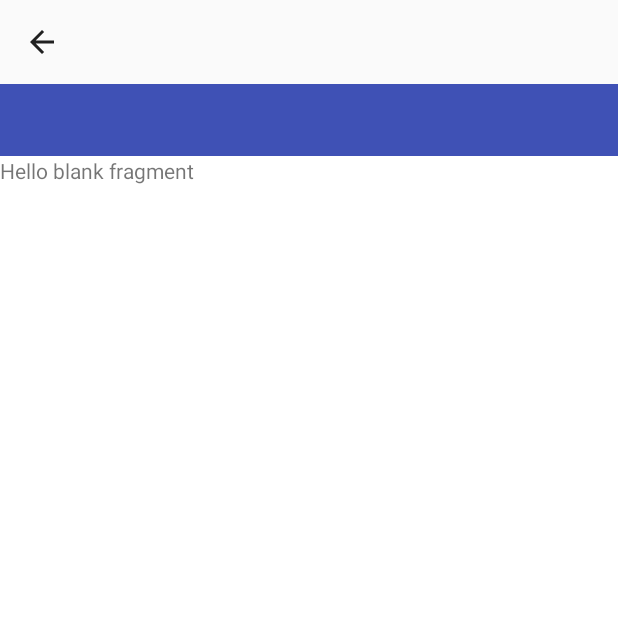
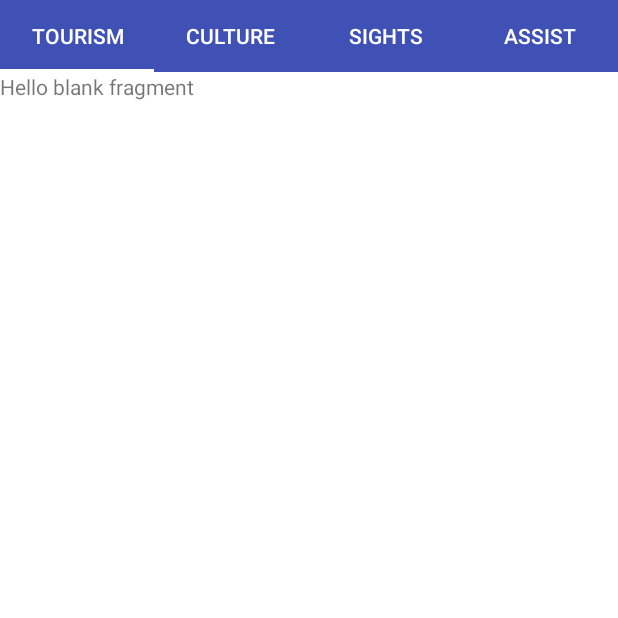
Before and after one commit to TiMladenov/Project.6.Tourist.app.Visit.Sofia, an Android app: the ThingsToDoActivity screen opened directly, with no data from a screen before it, on a phone screen of 412 x 824 dp, the top half of it. Run offline under Robolectric (Android 15) with nearby library versions, the phone set to English and light mode, and no system bars.

```diff
--- a/app/src/main/java/io/github/timladenov/visitsofia/CulturalFragment.java
+++ b/app/src/main/java/io/github/timladenov/visitsofia/CulturalFragment.java
@@ -13,7 +13,6 @@ import android.widget.TextView;
  */
 public class CulturalFragment extends Fragment {
 
-
     public CulturalFragment() {
         // Required empty public constructor
     }
--- a/app/src/main/java/io/github/timladenov/visitsofia/DisplayFragment.java
+++ b/app/src/main/java/io/github/timladenov/visitsofia/DisplayFragment.java
@@ -1,6 +1,5 @@
 package io.github.timladenov.visitsofia;
 
-import android.content.res.Resources;
 import android.support.v4.app.Fragment;
 import android.support.v4.app.FragmentManager;
 import android.support.v4.app.FragmentPagerAdapter;
@@ -39,13 +38,22 @@ public class DisplayFragment extends FragmentPagerAdapter {
     public CharSequence getPageTitle(int position) {
         switch (position) {
             case 0:
-                return Resources.getSystem().getString(R.string.fragment_tourism);
+                return "Tourism";
             case 1:
-                return Resources.getSystem().getString(R.string.fragment_cultural);
+                return "Culture";
             case 2:
-                return Resources.getSystem().getString(R.string.fragment_sight);
+                return "Sights";
             case 3:
-                return Resources.getSystem().getString(R.string.fragment_phrases);
+                return "Assist";
+
+//            case 0:
+//                return Resources.getSystem().getString(R.string.fragment_tourism);
+//            case 1:
+//                return Resources.getSystem().getString(R.string.fragment_cultural);
+//            case 2:
+//                return Resources.getSystem().getString(R.string.fragment_sight);
+//            case 3:
+//                return Resources.getSystem().getString(R.string.fragment_phrases);
             default:
                 return null;
         }
--- a/app/src/main/java/io/github/timladenov/visitsofia/MainActivity.java
+++ b/app/src/main/java/io/github/timladenov/visitsofia/MainActivity.java
@@ -1,8 +1,6 @@
 package io.github.timladenov.visitsofia;
 
 import android.content.Intent;
-import android.graphics.Color;
-import android.graphics.drawable.ColorDrawable;
 import android.os.Bundle;
 import android.support.v7.app.AppCompatActivity;
 import android.view.View;
@@ -19,8 +17,7 @@ public class MainActivity extends AppCompatActivity implements View.OnClickListe
     @Override
     protected void onCreate(Bundle savedInstanceState) {
         super.onCreate(savedInstanceState);
-        getSupportActionBar().setDisplayShowTitleEnabled(false);
-        getSupportActionBar().setBackgroundDrawable(new ColorDrawable(Color.TRANSPARENT));
+        getSupportActionBar().hide();
         setContentView(R.layout.activity_main);
 
         mTransport = (TextView) findViewById(R.id.transport);
--- a/app/src/main/java/io/github/timladenov/visitsofia/StartActivity.java
+++ b/app/src/main/java/io/github/timladenov/visitsofia/StartActivity.java
@@ -15,6 +15,7 @@ public class StartActivity extends AppCompatActivity {
 
     @Override
     protected void onCreate(Bundle savedInstanceState) {
+        getSupportActionBar().setDisplayShowTitleEnabled(false);
         super.onCreate(savedInstanceState);
         setContentView(R.layout.activity_list);
 
--- a/app/src/main/java/io/github/timladenov/visitsofia/ThingsToDoActivity.java
+++ b/app/src/main/java/io/github/timladenov/visitsofia/ThingsToDoActivity.java
@@ -1,26 +1,23 @@
 package io.github.timladenov.visitsofia;
 
-import android.graphics.Color;
-import android.graphics.drawable.ColorDrawable;
+import android.os.Bundle;
+import android.support.design.widget.TabLayout;
 import android.support.v4.view.ViewPager;
 import android.support.v7.app.AppCompatActivity;
-import android.os.Bundle;
-import android.widget.TableLayout;
 
 public class ThingsToDoActivity extends AppCompatActivity {
 
     @Override
     protected void onCreate(Bundle savedInstanceState) {
         super.onCreate(savedInstanceState);
-        getSupportActionBar().setDisplayShowTitleEnabled(false);
-        getSupportActionBar().setBackgroundDrawable(new ColorDrawable(Color.TRANSPARENT));
+        getSupportActionBar().hide();
         setContentView(R.layout.activity_things_to_do);
 
         ViewPager viewPager = (ViewPager) findViewById(R.id.viewpager);
         DisplayFragment adapter = new DisplayFragment(getSupportFragmentManager());
         viewPager.setAdapter(adapter);
 
-        TableLayout tableLayout = (TableLayout) findViewById(R.id.tablayout);
+        TabLayout tableLayout = (TabLayout) findViewById(R.id.tablayout);
         tableLayout.setupWithViewPager(viewPager);
     }
 }
--- a/app/src/main/res/values/strings.xml
+++ b/app/src/main/res/values/strings.xml
@@ -21,8 +21,8 @@
 
     <string name="fragment_tourism">Tourism</string>
     <string name="fragment_cultural">Cultural</string>
-    <string name="fragment_sight">Sightseeing</string>
-    <string name="fragment_phrases">Bulgarian phrases</string>
+    <string name="fragment_sight">Sights</string>
+    <string name="fragment_phrases">BG Assist</string>
 
     <string-array name="transport_options">
         <item>Select an option</item>
--- a/app/src/main/res/values/styles.xml
+++ b/app/src/main/res/values/styles.xml
@@ -20,4 +20,8 @@
         <item name="android:textSize">@dimen/buttonTextSize</item>
     </style>
 
+    <style name="TabTextStyle" parent="TextAppearance.Design.Tab">
+        <item name="android:textSize">16sp</item>
+    </style>
+
 </resources>
```
